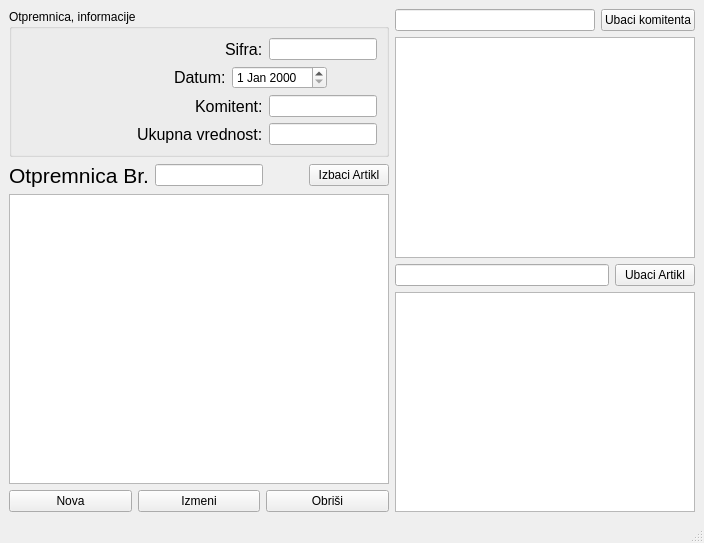
Before: the Qt Designer form formaotpremnica.ui in s-pab/Commercium, drawn with Qt 5.
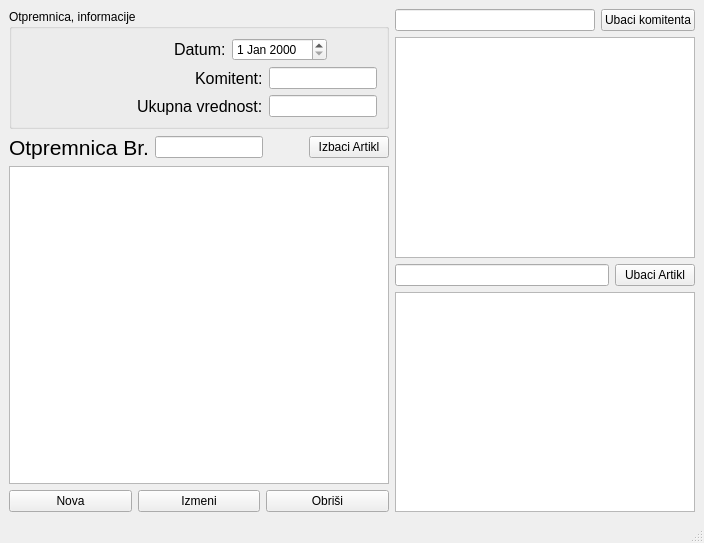
After: the same form once the commit is applied.

Commit message: ispravljene sitne greske za otpremnicu (nastavak sutra)

```diff
--- a/formaotpremnica.ui
+++ b/formaotpremnica.ui
@@ -33,45 +33,6 @@
           <layout class="QVBoxLayout" name="verticalLayout_5">
            <item>
             <layout class="QVBoxLayout" name="verticalLayout">
-             <item>
-              <layout class="QHBoxLayout" name="horizontalLayout_6">
-               <item>
-                <spacer name="horizontalSpacer">
-                 <property name="orientation">
-                  <enum>Qt::Horizontal</enum>
-                 </property>
-                 <property name="sizeHint" stdset="0">
-                  <size>
-                   <width>40</width>
-                   <height>20</height>
-                  </size>
-                 </property>
-                </spacer>
-               </item>
-               <item>
-                <widget class="QLabel" name="label_2">
-                 <property name="font">
-                  <font>
-                   <pointsize>12</pointsize>
-                  </font>
-                 </property>
-                 <property name="text">
-                  <string>Sifra:</string>
-                 </property>
-                </widget>
-               </item>
-               <item>
-                <widget class="QLineEdit" name="sifra">
-                 <property name="sizePolicy">
-                  <sizepolicy hsizetype="Fixed" vsizetype="Fixed">
-                   <horstretch>0</horstretch>
-                   <verstretch>0</verstretch>
-                  </sizepolicy>
-                 </property>
-                </widget>
-               </item>
-              </layout>
-             </item>
              <item>
               <layout class="QHBoxLayout" name="horizontalLayout_5">
                <item>
```
The commit also changes 1 other file.
